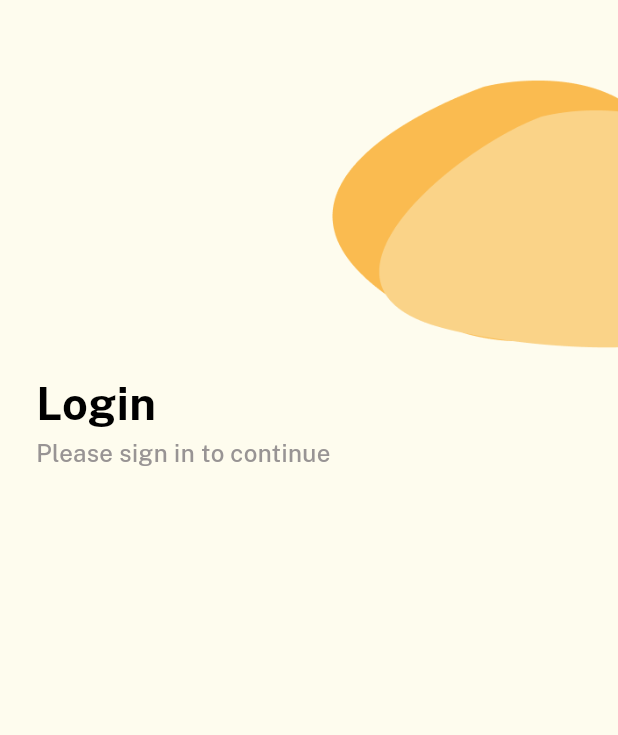
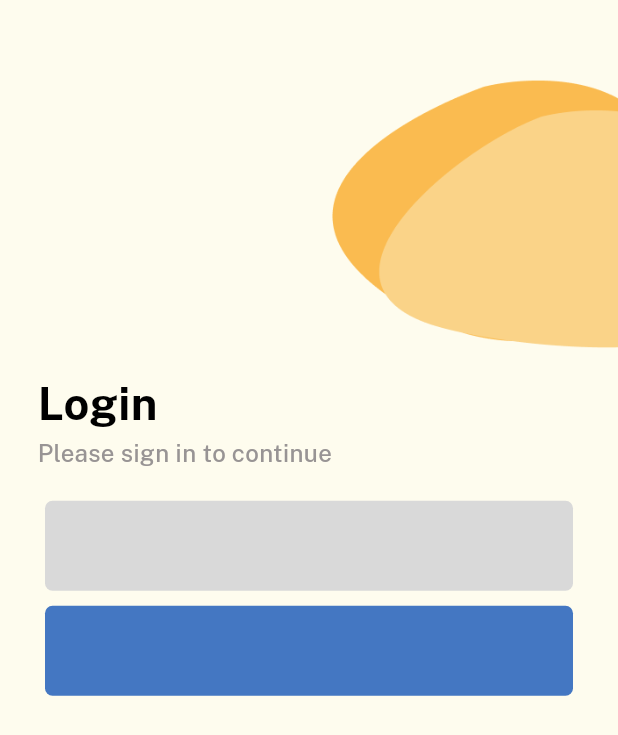
Before and after one commit to ENRexGeorge23/GaEats, a Flutter app: the screen it shows after launch, on a phone screen of 412 x 824 dp. Shown: the top 735 px of the screen. Run offline on Flutter 3.47's test engine with Material 3 defaults, Android fonts, the phone set to English and light mode, and no system bars; our stand-ins replace equatable, flutter_bloc, gap, get_it, go_router; project files that could hold a hidden picture were left out.

Commit message:
refactor login screen to stateless

```diff
--- /dev/null
+++ b/lib/core/resources/images.dart
@@ -0,0 +1,9 @@
+class Images {
+  Images._();
+
+  //Splash Screen
+  static const String splashLogo = 'assets/images/logo.png';
+
+  //Login Screen
+  static const String loginOval = 'assets/images/login/oval.png';
+}
--- a/lib/features/auth/login/login_screen.dart
+++ b/lib/features/auth/login/login_screen.dart
@@ -11,35 +11,24 @@ class LoginScreenProvider extends StatelessWidget {
 
   @override
   Widget build(BuildContext context) {
-    return BlocProvider(
-      create: (context) => LoginBloc(),
+    return BlocProvider<LoginBloc>(
+      create: (context) {
+        final loginBloc = LoginBloc();
+        loginBloc.add(LoginRequestedEvent());
+        return loginBloc;
+      },
       child: const LoginScreen(),
     );
   }
 }
 
-class LoginScreen extends StatefulWidget {
+class LoginScreen extends StatelessWidget {
   const LoginScreen({super.key});
-
-  @override
-  State<LoginScreen> createState() => _LoginScreenState();
-}
-
-class _LoginScreenState extends State<LoginScreen> {
-  @override
-  void initState() {
-    super.initState();
-    context.read<LoginBloc>().add(LoginRequestedEvent());
-  }
 
   @override
   Widget build(BuildContext context) {
     return Container(
-      color: Theme.of(context)
-          .copyWith(
-              scaffoldBackgroundColor:
-                  AppTheme.lightTheme.scaffoldBackgroundColor)
-          .scaffoldBackgroundColor,
+      color: AppTheme.lightTheme.scaffoldBackgroundColor,
       child: BlocBuilder<LoginBloc, LoginState>(
         builder: (context, state) {
           if (state is LoginLoadingState) {
--- a/lib/features/auth/login/view_states/login_screen_loaded.dart
+++ b/lib/features/auth/login/view_states/login_screen_loaded.dart
@@ -1,5 +1,7 @@
 import 'package:flutter/material.dart';
+import 'package:ga_eats_app/core/resources/images.dart';
 import 'package:ga_eats_app/core/theme/theme_config.dart';
+import 'package:gap/gap.dart';
 
 class LoginScreenLoaded extends StatelessWidget {
   const LoginScreenLoaded({super.key});
@@ -10,9 +12,8 @@ class LoginScreenLoaded extends StatelessWidget {
 
     return Scaffold(
       body: SafeArea(
+        child: SingleChildScrollView(
           child: Column(
-          mainAxisSize: MainAxisSize.max,
-          mainAxisAlignment: MainAxisAlignment.spaceBetween,
             children: [
               Row(
                 mainAxisSize: MainAxisSize.max,
@@ -23,7 +24,7 @@ class LoginScreenLoaded extends StatelessWidget {
                     child: Padding(
                       padding: const EdgeInsets.only(top: 35.0),
                       child: Image.asset(
-                      'assets/images/login/oval.png',
+                        Images.loginOval,
                         width: 200,
                         fit: BoxFit.cover,
                       ),
@@ -31,51 +32,56 @@ class LoginScreenLoaded extends StatelessWidget {
                   )
                 ],
               ),
-            SizedBox(
-              width: double.infinity,
-              height: 600,
+              Padding(
+                padding: const EdgeInsets.only(left: 25.0),
+                child: Align(
+                  alignment: Alignment.topLeft,
                   child: Column(
-                mainAxisSize: MainAxisSize.max,
-                children: [
-                  Padding(
-                    padding: const EdgeInsetsDirectional.fromSTEB(24, 0, 24, 0),
-                    child: Row(
-                      mainAxisSize: MainAxisSize.max,
+                    crossAxisAlignment: CrossAxisAlignment.start,
                     children: [
                       Text(
                         'Login',
                         style: themedata.brightness == Brightness.dark
                             ? AppTheme.darkTheme.textTheme.displayLarge
                             : AppTheme.lightTheme.textTheme.displayLarge,
+                      ),
+                      Text(
+                        'Please sign in to continue',
+                        style: AppTheme.lightTheme.textTheme.displaySmall,
                       )
                     ],
                   ),
                 ),
-                  Column(
-                    mainAxisSize: MainAxisSize.max,
-                    mainAxisAlignment: MainAxisAlignment.start,
-                    crossAxisAlignment: CrossAxisAlignment.start,
+              ),
+              const Gap(20),
+              Padding(
+                padding: const EdgeInsets.symmetric(horizontal: 30.0),
+                child: Column(
                   children: [
-                      Padding(
-                        padding: const EdgeInsetsDirectional.fromSTEB(24, 0, 24, 12),
-                        child: Row(
-                          mainAxisSize: MainAxisSize.max,
-                          children: [
-                            Text(
-                              'Please sign in to continue',
-                              style: AppTheme.lightTheme.textTheme.displaySmall,
+                    Container(
+                      decoration: BoxDecoration(
+                        color: const Color(0xFFD9D9D9),
+                        borderRadius: BorderRadius.circular(5),
                       ),
-                          ],
+                      width: double.infinity,
+                      height: 60,
                     ),
+                    const Gap(10),
+                    Container(
+                      decoration: BoxDecoration(
+                        color: const Color(0xFF4477C2),
+                        borderRadius: BorderRadius.circular(5),
                       ),
-                    ],
-                  )
+                      width: double.infinity,
+                      height: 60,
+                    ),
                   ],
                 ),
               )
             ],
           ),
         ),
+      ),
     );
   }
 }
--- a/lib/features/splash/2_application/screens/splash_screen.dart
+++ b/lib/features/splash/2_application/screens/splash_screen.dart
@@ -36,9 +36,7 @@ class _SplashScreenState extends State<SplashScreen> {
   @override
   Widget build(BuildContext context) {
     return Container(
-      color: Theme.of(context)
-          .copyWith(splashColor: AppTheme.lightTheme.splashColor)
-          .splashColor,
+      color: AppTheme.lightTheme.splashColor,
       child: BlocBuilder<SplashBloc, SplashState>(
         builder: (context, state) {
           if (state is SplashLoadingState) {
--- a/lib/features/splash/2_application/screens/view_states/splash_screen_loaded.dart
+++ b/lib/features/splash/2_application/screens/view_states/splash_screen_loaded.dart
@@ -1,4 +1,5 @@
 import 'package:flutter/material.dart';
+import 'package:ga_eats_app/core/resources/images.dart';
 import 'package:go_router/go_router.dart';
 
 class SplashScreenLoaded extends StatefulWidget {
@@ -50,7 +51,7 @@ class SplashScreenLoadedState extends State<SplashScreenLoaded>
             duration: const Duration(milliseconds: 500),
             child: Center(
               child: Image.asset(
-                'assets/images/logo.png',
+                Images.splashLogo,
                 width: 350,
                 height: 350,
               ),
--- a/pubspec.yaml
+++ b/pubspec.yaml
@@ -16,6 +16,7 @@ dependencies:
   sqflite: ^2.3.3+1
   internet_connection_checker: ^1.0.0+1
   get_it: ^7.7.0
+  gap: ^3.0.1
 
 dev_dependencies:
   flutter_lints: ^2.0.3
```
Also changed, not shown: lib/core/resources/strings.dart (added), pubspec.lock, 1 other file. Lines whose indentation alone changed are shown as unchanged.
